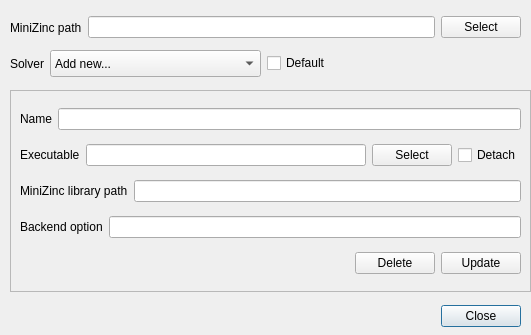
This is MiniZincIDE/solverdialog.ui in MiniZinc/MiniZincIDE as Qt 5 draws it before an edit. The edited form follows.
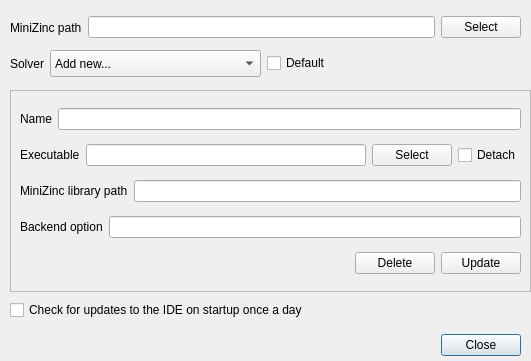
This is the edited form.

Commit message: Add check for updates on startup

```diff
--- a/MiniZincIDE/solverdialog.ui
+++ b/MiniZincIDE/solverdialog.ui
@@ -7,7 +7,7 @@
     <x>0</x>
     <y>0</y>
     <width>531</width>
-    <height>335</height>
+    <height>361</height>
    </rect>
   </property>
   <property name="windowTitle">
@@ -20,9 +20,9 @@
    <property name="geometry">
     <rect>
      <x>440</x>
-     <y>300</y>
+     <y>330</y>
      <width>81</width>
-     <height>32</height>
+     <height>30</height>
     </rect>
    </property>
    <property name="orientation">
@@ -250,6 +250,19 @@
     </item>
    </layout>
   </widget>
+  <widget class="QCheckBox" name="check_updates">
+   <property name="geometry">
+    <rect>
+     <x>10</x>
+     <y>300</y>
+     <width>351</width>
+     <height>20</height>
+    </rect>
+   </property>
+   <property name="text">
+    <string>Check for updates to the IDE on startup once a day</string>
+   </property>
+  </widget>
  </widget>
  <tabstops>
   <tabstop>solvers_combo</tabstop>
```
Left out of the diff: 2 changed lines with no effect on the pictures. The commit also changes 5 other files.
